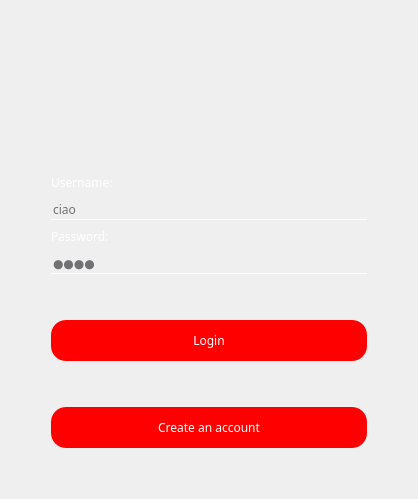
Above: Login/logindialog.ui from cosimo265598/Edilive before the change. Below: the same form after it.
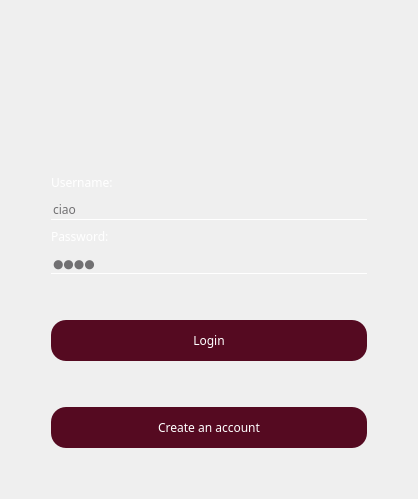
That is the form after the change. Icons and pictures are not drawn.

```diff
--- a/Login/logindialog.ui
+++ b/Login/logindialog.ui
@@ -15,7 +15,7 @@
   </property>
   <property name="styleSheet">
    <string notr="true">QPushButton{
-background: red;
+background: #550A21;
 border-radius: 15px;
 color:white;
 }
```
